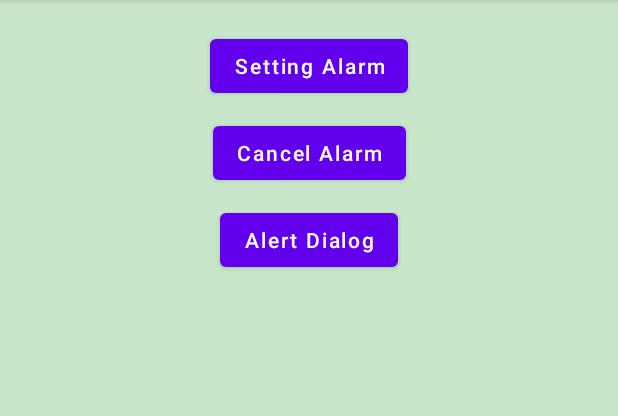
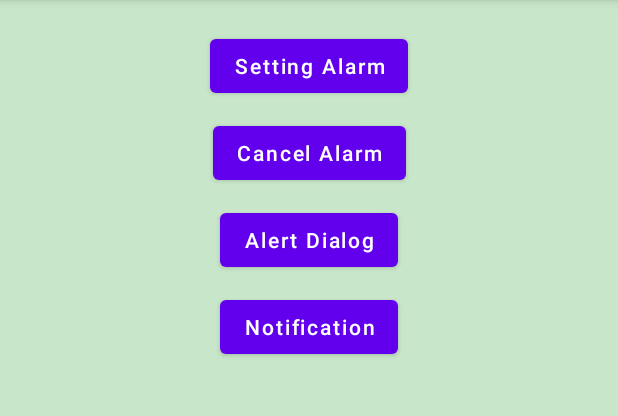
Before and after one commit to AlphonceHuang/AlarmManager, an Android app: the screen it shows after launch (MainActivity), on a phone screen of 412 x 824 dp, the part 84-500 px from its top. Run offline under Robolectric (Android 15) with nearby library versions, the phone set to English and light mode, and no system bars.

Commit message:
add notification button

```diff
--- a/app/src/main/res/layout/activity_main.xml
+++ b/app/src/main/res/layout/activity_main.xml
@@ -43,4 +43,16 @@
         app:layout_constraintStart_toStartOf="parent"
         app:layout_constraintTop_toBottomOf="@+id/CancelButton" />
 
+    <Button
+        android:id="@+id/NotifiButton"
+        android:layout_width="wrap_content"
+        android:layout_height="wrap_content"
+        android:layout_marginTop="10dp"
+        android:text="@string/notification"
+        android:textAllCaps="false"
+        app:layout_constraintEnd_toEndOf="parent"
+        app:layout_constraintHorizontal_bias="0.5"
+        app:layout_constraintStart_toStartOf="parent"
+        app:layout_constraintTop_toBottomOf="@+id/AlertButton" />
+
 </androidx.constraintlayout.widget.ConstraintLayout>
--- a/app/src/main/res/values/strings.xml
+++ b/app/src/main/res/values/strings.xml
@@ -3,4 +3,5 @@
     <string name="setting">Setting Alarm</string>
     <string name="cancel">Cancel Alarm</string>
     <string name="alert">Alert Dialog</string>
+    <string name="notification">Notification</string>
 </resources>
```
Also changed, not shown: app/src/main/java/com/android/alarmmanager/MainActivity.java (+66 -0 lines).
